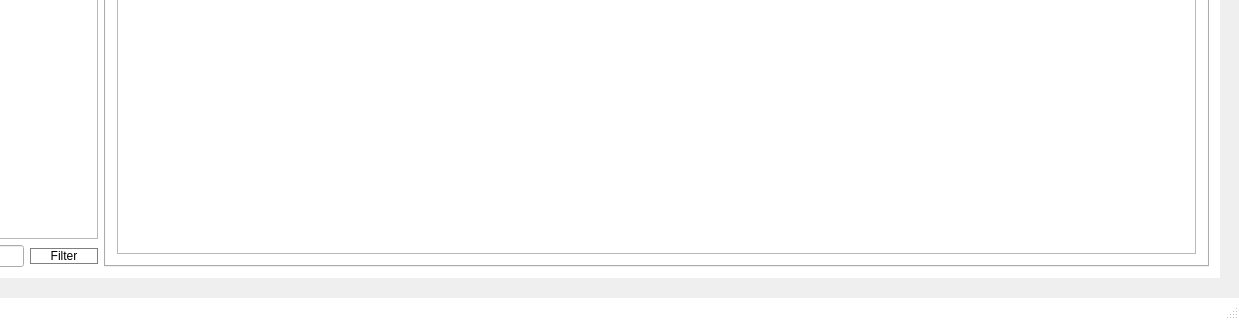
The window that ArcApp/mainwindow.ui (Arc-Project/Arc) describes before a commit, drawn with Qt 5; both pictures show x 169 to 1408 and y 515 to 835 of the 1408 by 835 pixel window.
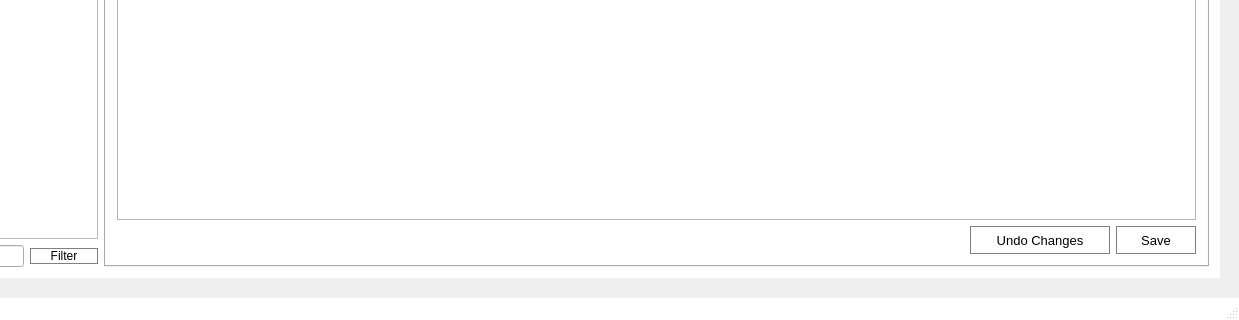
The same window after the commit. The open tabs and pages were chosen to show the change. Icons and pictures are not drawn.

Commit message: case files: pcp undo; notes save read undo

Patch:
```diff
--- a/ArcApp/mainwindow.ui
+++ b/ArcApp/mainwindow.ui
@@ -6049,8 +6049,83 @@
           <string>Running Notes</string>
          </attribute>
          <layout class="QGridLayout" name="gridLayout_46">
-          <item row="0" column="0">
-           <widget class="QTextEdit" name="textEdit_2">
+          <item row="1" column="0">
+           <layout class="QHBoxLayout" name="horizontalLayout_71">
+            <item>
+             <widget class="QLabel" name="lbl_noteWarning">
+              <property name="minimumSize">
+               <size>
+                <width>500</width>
+                <height>28</height>
+               </size>
+              </property>
+              <property name="font">
+               <font>
+                <pointsize>10</pointsize>
+               </font>
+              </property>
+              <property name="text">
+               <string/>
+              </property>
+             </widget>
+            </item>
+            <item>
+             <spacer name="horizontalSpacer_52">
+              <property name="orientation">
+               <enum>Qt::Horizontal</enum>
+              </property>
+              <property name="sizeHint" stdset="0">
+               <size>
+                <width>40</width>
+                <height>20</height>
+               </size>
+              </property>
+             </spacer>
+            </item>
+           </layout>
+          </item>
+          <item row="1" column="1">
+           <layout class="QHBoxLayout" name="horizontalLayout_64">
+            <item>
+             <widget class="QPushButton" name="btn_notesUndo">
+              <property name="minimumSize">
+               <size>
+                <width>140</width>
+                <height>28</height>
+               </size>
+              </property>
+              <property name="font">
+               <font>
+                <pointsize>10</pointsize>
+               </font>
+              </property>
+              <property name="text">
+               <string>Undo Changes</string>
+              </property>
+             </widget>
+            </item>
+            <item>
+             <widget class="QPushButton" name="btn_notesSave">
+              <property name="minimumSize">
+               <size>
+                <width>80</width>
+                <height>28</height>
+               </size>
+              </property>
+              <property name="font">
+               <font>
+                <pointsize>10</pointsize>
+               </font>
+              </property>
+              <property name="text">
+               <string>Save</string>
+              </property>
+             </widget>
+            </item>
+           </layout>
+          </item>
+          <item row="0" column="0" colspan="2">
+           <widget class="QPlainTextEdit" name="te_notes">
             <property name="font">
              <font>
               <pointsize>12</pointsize>
```
Left out of the diff: 39 changed lines with no effect on the pictures. The commit also changes 4 other files.
